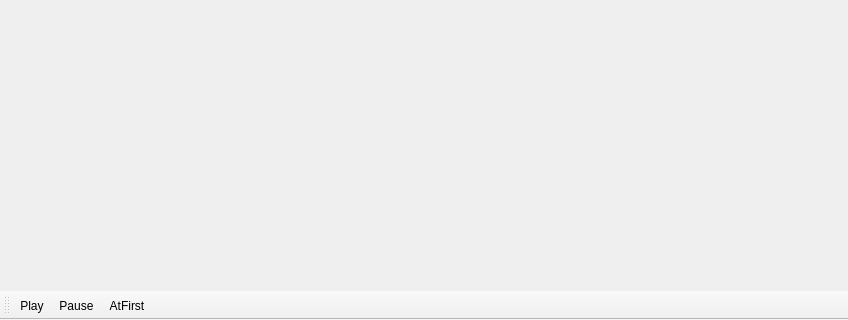
The window that choosetoplay.ui (MohammadOshkooh/MediaPlayer) describes before a commit, drawn with Qt 5; both pictures show x 0 to 848 and y 195 to 515 of the 848 by 515 pixel window.
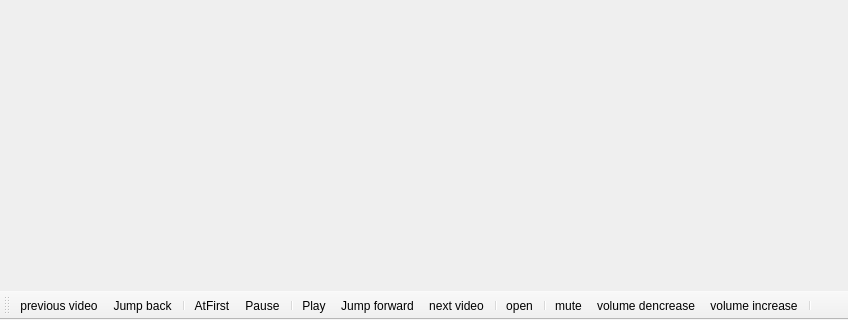
The same window after the commit. Icons and pictures are not drawn.

Commit message: add jump back, jump forward, change volume,

What changed in the file:
```diff
--- a/choosetoplay.ui
+++ b/choosetoplay.ui
@@ -34,9 +34,22 @@
    <attribute name="toolBarBreak">
     <bool>false</bool>
    </attribute>
-   <addaction name="actionPlay"/>
-   <addaction name="actionPause"/>
+   <addaction name="actionprevious_video"/>
+   <addaction name="actionJump_back"/>
+   <addaction name="separator"/>
    <addaction name="actionaAtFirst"/>
+   <addaction name="actionPause"/>
+   <addaction name="separator"/>
+   <addaction name="actionPlay"/>
+   <addaction name="actionJump_forward"/>
+   <addaction name="actionnext_video"/>
+   <addaction name="separator"/>
+   <addaction name="actionopen"/>
+   <addaction name="separator"/>
+   <addaction name="actionmute"/>
+   <addaction name="actionvolume_dencrease"/>
+   <addaction name="actionvolume_increase"/>
+   <addaction name="separator"/>
   </widget>
   <action name="actionaAtFirst">
    <property name="icon">
@@ -68,6 +81,78 @@
     <string>Pause</string>
    </property>
   </action>
+  <action name="actionnext_video">
+   <property name="icon">
+    <iconset resource="image.qrc">
+     <normaloff>:/new/prefix2/n.svg</normaloff>:/new/prefix2/n.svg</iconset>
+   </property>
+   <property name="text">
+    <string>next video</string>
+   </property>
+  </action>
+  <action name="actionprevious_video">
+   <property name="icon">
+    <iconset resource="image.qrc">
+     <normaloff>:/new/prefix2/p.svg</normaloff>:/new/prefix2/p.svg</iconset>
+   </property>
+   <property name="text">
+    <string>previous video</string>
+   </property>
+  </action>
+  <action name="actionvolume_increase">
+   <property name="icon">
+    <iconset resource="image.qrc">
+     <normaloff>:/new/prefix2/9a7ebf32-a58d-40c2-86ed-b51339710bde.svg</normaloff>:/new/prefix2/9a7ebf32-a58d-40c2-86ed-b51339710bde.svg</iconset>
+   </property>
+   <property name="text">
+    <string>volume increase </string>
+   </property>
+  </action>
+  <action name="actionvolume_dencrease">
+   <property name="icon">
+    <iconset resource="image.qrc">
+     <normaloff>:/new/prefix2/a7be06f6-380d-45e7-a2f9-9525169d5fba.svg</normaloff>:/new/prefix2/a7be06f6-380d-45e7-a2f9-9525169d5fba.svg</iconset>
+   </property>
+   <property name="text">
+    <string>volume dencrease</string>
+   </property>
+  </action>
+  <action name="actionmute">
+   <property name="icon">
+    <iconset resource="image.qrc">
+     <normaloff>:/new/prefix2/9115725f-5dea-4821-914e-4b2eb091dec9.svg</normaloff>:/new/prefix2/9115725f-5dea-4821-914e-4b2eb091dec9.svg</iconset>
+   </property>
+   <property name="text">
+    <string>mute</string>
+   </property>
+  </action>
+  <action name="actionJump_back">
+   <property name="icon">
+    <iconset resource="image.qrc">
+     <normaloff>:/new/prefix2/e5c5bd90-afe4-444e-b094-25a2164c8fc0.svg</normaloff>:/new/prefix2/e5c5bd90-afe4-444e-b094-25a2164c8fc0.svg</iconset>
+   </property>
+   <property name="text">
+    <string>Jump back</string>
+   </property>
+  </action>
+  <action name="actionJump_forward">
+   <property name="icon">
+    <iconset resource="image.qrc">
+     <normaloff>:/new/prefix2/e42aa6dd-55db-45db-8284-230cf2c5e03d.svg</normaloff>:/new/prefix2/e42aa6dd-55db-45db-8284-230cf2c5e03d.svg</iconset>
+   </property>
+   <property name="text">
+    <string>Jump forward</string>
+   </property>
+  </action>
+  <action name="actionopen">
+   <property name="icon">
+    <iconset resource="image.qrc">
+     <normaloff>:/new/prefix2/open.svg</normaloff>:/new/prefix2/open.svg</iconset>
+   </property>
+   <property name="text">
+    <string>open</string>
+   </property>
+  </action>
  </widget>
  <resources>
   <include location="img.qrc"/>
```
Left out of the diff: 11 changed lines with no effect on the pictures. The commit also changes 11 other files.
